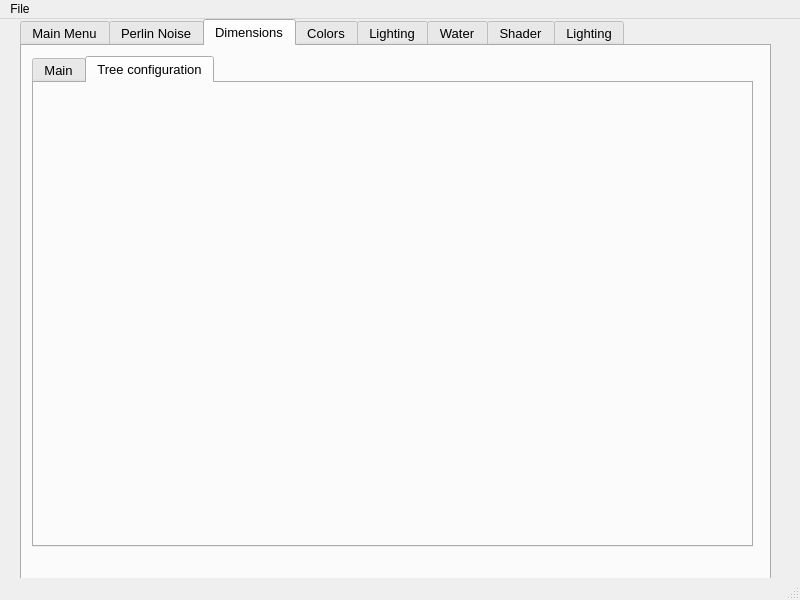
This is pyqt5-gui/gui.ui in KatyT12/Random-3DTerrain-Generator as Qt 5 draws it before an edit. The edited form follows.
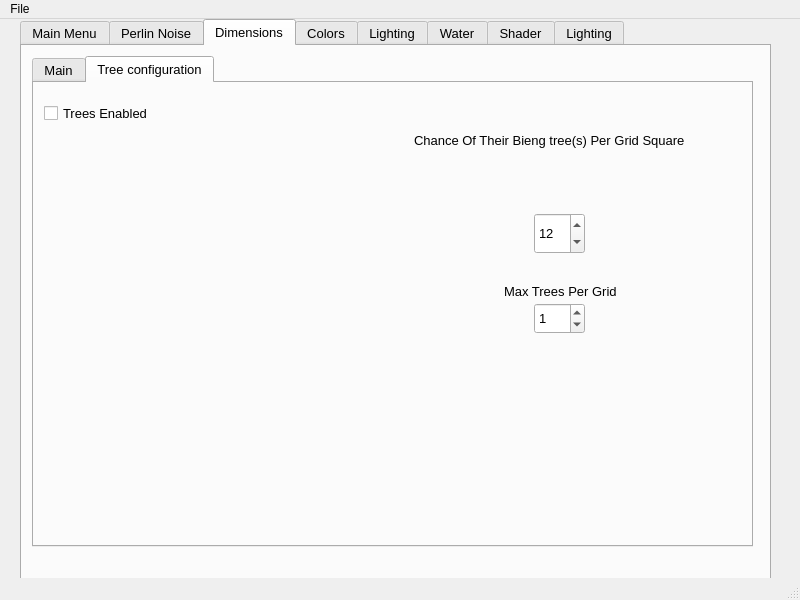
This is the edited form. The open tabs and pages were chosen to show the change. Icons and pictures are not drawn.

Commit message: Continueing to make gui

```diff
--- a/pyqt5-gui/gui.ui
+++ b/pyqt5-gui/gui.ui
@@ -511,6 +511,104 @@
        <attribute name="title">
         <string>Tree configuration</string>
        </attribute>
+       <widget class="QSpinBox" name="ChanceOfTrees">
+        <property name="geometry">
+         <rect>
+          <x>500</x>
+          <y>130</y>
+          <width>51</width>
+          <height>41</height>
+         </rect>
+        </property>
+        <property name="font">
+         <font>
+          <pointsize>10</pointsize>
+         </font>
+        </property>
+        <property name="value">
+         <number>12</number>
+        </property>
+       </widget>
+       <widget class="QLabel" name="FractionImageLabel">
+        <property name="geometry">
+         <rect>
+          <x>500</x>
+          <y>70</y>
+          <width>41</width>
+          <height>61</height>
+         </rect>
+        </property>
+        <property name="text">
+         <string/>
+        </property>
+        <property name="pixmap">
+         <pixmap>assets/Fraction.png</pixmap>
+        </property>
+       </widget>
+       <widget class="QLabel" name="FractionLabel">
+        <property name="geometry">
+         <rect>
+          <x>380</x>
+          <y>50</y>
+          <width>311</width>
+          <height>21</height>
+         </rect>
+        </property>
+        <property name="text">
+         <string>Chance Of Their Bieng tree(s) Per Grid Square</string>
+        </property>
+        <property name="textFormat">
+         <enum>Qt::AutoText</enum>
+        </property>
+        <property name="alignment">
+         <set>Qt::AlignLeading|Qt::AlignLeft|Qt::AlignTop</set>
+        </property>
+        <property name="indent">
+         <number>-1</number>
+        </property>
+       </widget>
+       <widget class="QSpinBox" name="maxTreesInGrid">
+        <property name="geometry">
+         <rect>
+          <x>500</x>
+          <y>220</y>
+          <width>51</width>
+          <height>31</height>
+         </rect>
+        </property>
+        <property name="maximum">
+         <number>35</number>
+        </property>
+        <property name="value">
+         <number>1</number>
+        </property>
+       </widget>
+       <widget class="QLabel" name="MaxTreesPerGrid">
+        <property name="geometry">
+         <rect>
+          <x>470</x>
+          <y>200</y>
+          <width>121</width>
+          <height>16</height>
+         </rect>
+        </property>
+        <property name="text">
+         <string>Max Trees Per Grid</string>
+        </property>
+       </widget>
+       <widget class="QCheckBox" name="treesEnabled">
+        <property name="geometry">
+         <rect>
+          <x>10</x>
+          <y>20</y>
+          <width>111</width>
+          <height>21</height>
+         </rect>
+        </property>
+        <property name="text">
+         <string>Trees Enabled</string>
+        </property>
+       </widget>
       </widget>
      </widget>
     </widget>
```
Left out of the diff: 8 changed lines with no effect on the pictures. The commit also changes 1 other file.
